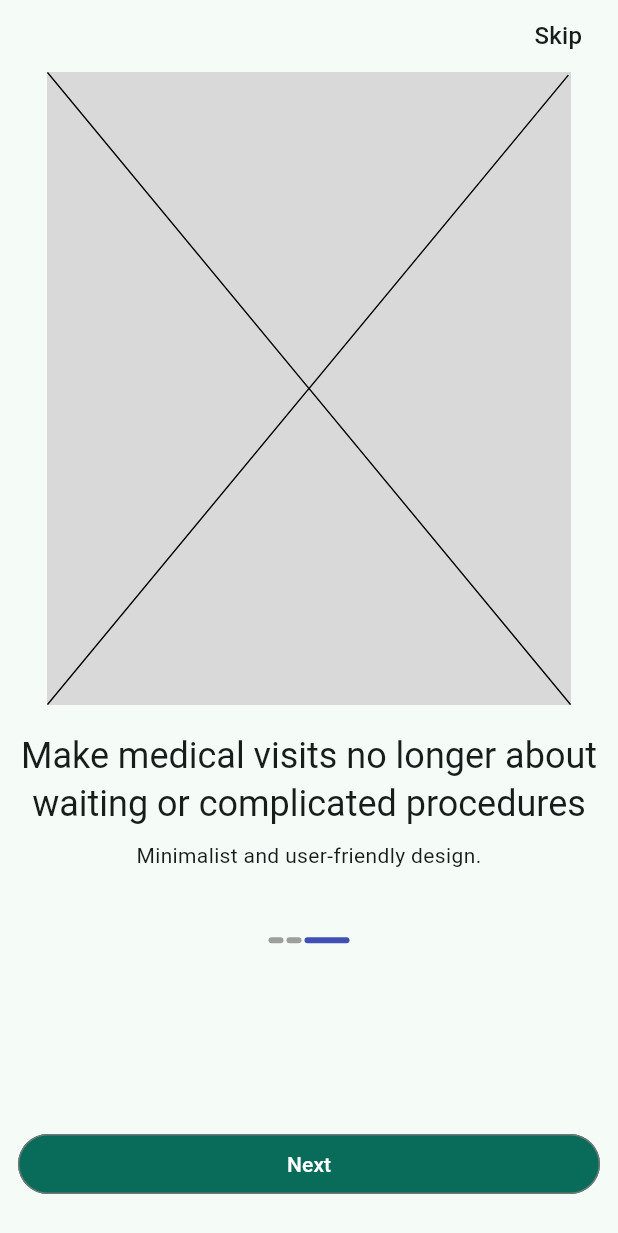
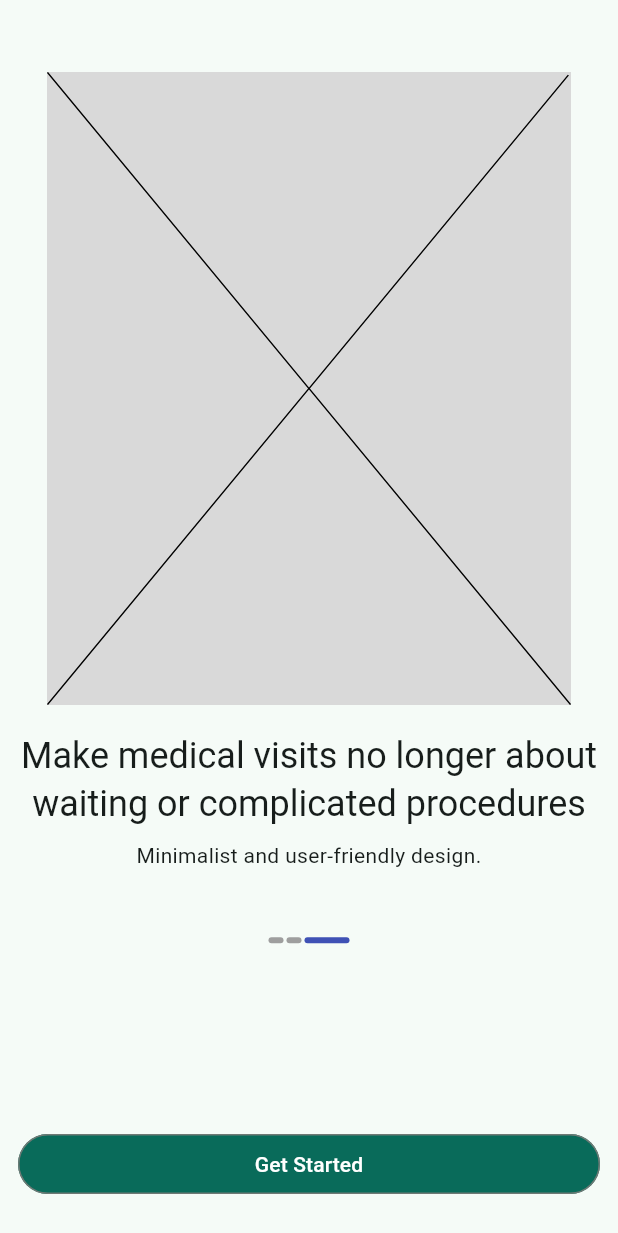
Before and after one commit to anhkien7780/health_profile, a Flutter app: the screen it shows after launch, after a tap on "Skip", on a phone screen of 412 x 824 dp. Shown: the top 1233 px of the screen. Run offline on Flutter 3.47's test engine with Material 3 defaults, Android fonts, the phone set to English and light mode, and no system bars; drawn by our look-alikes of smooth_page_indicator; our stand-ins replace equatable, flutter_bloc, flutter_svg, go_router, google_fonts, shared_preferences.

Commit message:
feat(onboarding): Update last page UI
- Change the text of the "Next" button to "Get Started" on the final onboarding screen.
- Hide the "Skip" button on the last page.
- Add new localization keys for "Get Started".

```diff
--- a/lib/l10n/intl_en.arb
+++ b/lib/l10n/intl_en.arb
@@ -2,6 +2,7 @@
   "appName": "Health Profile",
   "skip": "Skip",
   "next": "Next",
+  "getStarted": "Get Started",
   "onboardingFirstHeadline": "Quickly look up medical records and schedule appointments",
   "onBoardingSecondHeadline": "Clinical disease diagnosis tool",
   "onBoardingThirdHeadline": "Make medical visits no longer about waiting or complicated procedures",
--- a/lib/l10n/intl_vn.arb
+++ b/lib/l10n/intl_vn.arb
@@ -2,6 +2,7 @@
   "appName": "Hồ sơ sức khoẻ",
   "skip": "Bỏ qua",
   "next": "Tiếp tục",
+  "getStarted": "Bắt đầu",
   "onboardingFirstHeadline": "Tra cứu hồ sơ bệnh án, hẹn lịch khám bệnh nhanh chóng",
   "onBoardingSecondHeadline": "Công cụ chuẩn đoán bệnh lâm sàn",
   "onBoardingThirdHeadline": "Để khám bệnh không còn là chờ đợi và thủ tục khó khăn",
--- a/lib/ui/onboarding_page/onboarding_cubit.dart
+++ b/lib/ui/onboarding_page/onboarding_cubit.dart
@@ -7,8 +7,6 @@ class OnboardingCubit extends Cubit<OnboardingState> {
   final pageController = PageController();
 
   Future<void> nextPage() async {
-    final page = state.currentPage + 1;
-    emit(state.copyWith(currentPage: page));
     await pageController.nextPage(
       duration: Duration(milliseconds: 400),
       curve: Curves.linear,
@@ -20,7 +18,6 @@ class OnboardingCubit extends Cubit<OnboardingState> {
   }
 
   Future<void> onSkip() async {
-    emit(state.copyWith(currentPage: 3));
     await pageController.animateToPage(
       3,
       duration: Duration(milliseconds: 400),
--- a/lib/ui/onboarding_page/onboarding_page.dart
+++ b/lib/ui/onboarding_page/onboarding_page.dart
@@ -1,3 +1,5 @@
+import 'dart:developer';
+
 import 'package:flutter/material.dart';
 import 'package:flutter_bloc/flutter_bloc.dart';
 import 'package:flutter_svg/flutter_svg.dart';
@@ -62,9 +64,7 @@ class _OnboardingChildPageState extends State<OnboardingChildPage> {
                 buildWhen: (previous, current) =>
                     previous.currentPage != current.currentPage,
                 builder: (context, state) {
-                  return Opacity(
-                    opacity: state.currentPage == 3 ? 0 : 1,
-                    child: Padding(
+                  return Padding(
                     padding: const EdgeInsets.all(AppDimens.marginNormal),
                     child: Align(
                       alignment: Alignment.centerRight,
@@ -72,6 +72,8 @@ class _OnboardingChildPageState extends State<OnboardingChildPage> {
                         onTap: () {
                           _cubit.onSkip();
                         },
+                        child: Opacity(
+                          opacity: state.currentPage == 2 ? 0 : 1,
                           child: Text(
                             S.of(context).skip,
                             style: Theme.of(context).textTheme.titleMedium,
@@ -127,7 +129,7 @@ class _OnboardingChildPageState extends State<OnboardingChildPage> {
                       await _cubit.nextPage();
                     },
                     child: Text(
-                      S.of(context).next,
+                      _cubit.state.currentPage != 2 ? S.of(context).next : S.of(context).getStarted,
                       style: Theme.of(context).textTheme.labelLarge?.copyWith(
                         color: Theme.of(context).colorScheme.onPrimary,
                       ),
```
Also changed, not shown: lib/generated/intl/messages_en.dart, lib/generated/intl/messages_vn.dart, lib/generated/l10n.dart, pubspec.lock. Lines whose indentation alone changed are shown as unchanged.
